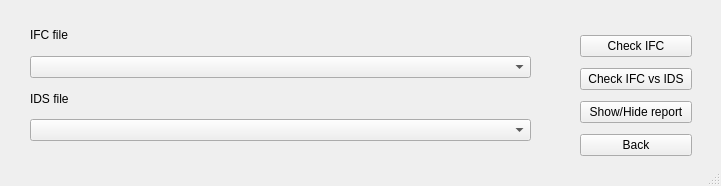
ivanfelipeib/Masterarbeit, file GUI_Windows/check.ui: the form before one commit.
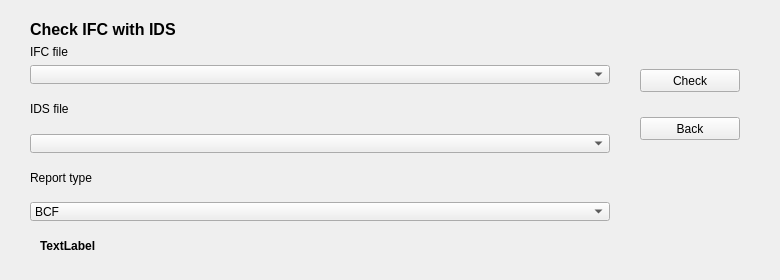
The form after the commit.

Commit message: Generate different kind of reports in Checkwindow / Hide combo Optionality in appli.Part

```diff
--- a/GUI_Windows/check.ui
+++ b/GUI_Windows/check.ui
@@ -6,10 +6,22 @@
    <rect>
     <x>0</x>
     <y>0</y>
-    <width>721</width>
-    <height>186</height>
+    <width>780</width>
+    <height>280</height>
    </rect>
   </property>
+  <property name="minimumSize">
+   <size>
+    <width>780</width>
+    <height>280</height>
+   </size>
+  </property>
+  <property name="maximumSize">
+   <size>
+    <width>780</width>
+    <height>280</height>
+   </size>
+  </property>
   <property name="windowTitle">
    <string>Compliance Check Window</string>
   </property>
@@ -19,13 +31,28 @@
      <rect>
       <x>30</x>
       <y>20</y>
-      <width>501</width>
-      <height>121</height>
+      <width>584</width>
+      <height>201</height>
      </rect>
     </property>
     <layout class="QVBoxLayout" name="verticalLayout_3">
      <item>
       <layout class="QVBoxLayout" name="verticalLayout_2">
+       <item>
+        <widget class="QLabel" name="label">
+         <property name="font">
+          <font>
+           <family>Arial</family>
+           <pointsize>12</pointsize>
+           <weight>75</weight>
+           <bold>true</bold>
+          </font>
+         </property>
+         <property name="text">
+          <string>Check IFC with IDS</string>
+         </property>
+        </widget>
+       </item>
        <item>
         <widget class="QLabel" name="lbl_ifc_title">
          <property name="text">
@@ -34,7 +61,26 @@
         </widget>
        </item>
        <item>
-        <widget class="QComboBox" name="comboBox_ifc"/>
+        <widget class="QComboBox" name="comboBox_ifc">
+         <property name="sizePolicy">
+          <sizepolicy hsizetype="Fixed" vsizetype="Fixed">
+           <horstretch>0</horstretch>
+           <verstretch>0</verstretch>
+          </sizepolicy>
+         </property>
+         <property name="minimumSize">
+          <size>
+           <width>580</width>
+           <height>19</height>
+          </size>
+         </property>
+         <property name="maximumSize">
+          <size>
+           <width>580</width>
+           <height>19</height>
+          </size>
+         </property>
+        </widget>
        </item>
       </layout>
      </item>
@@ -48,7 +94,79 @@
         </widget>
        </item>
        <item>
-        <widget class="QComboBox" name="comboBox_ids"/>
+        <widget class="QComboBox" name="comboBox_ids">
+         <property name="sizePolicy">
+          <sizepolicy hsizetype="Fixed" vsizetype="Fixed">
+           <horstretch>0</horstretch>
+           <verstretch>0</verstretch>
+          </sizepolicy>
+         </property>
+         <property name="minimumSize">
+          <size>
+           <width>580</width>
+           <height>19</height>
+          </size>
+         </property>
+         <property name="maximumSize">
+          <size>
+           <width>580</width>
+           <height>19</height>
+          </size>
+         </property>
+        </widget>
+       </item>
+      </layout>
+     </item>
+     <item>
+      <layout class="QVBoxLayout" name="verticalLayout_5">
+       <item>
+        <widget class="QLabel" name="lbl_ids_file_2">
+         <property name="text">
+          <string>Report type</string>
+         </property>
+        </widget>
+       </item>
+       <item>
+        <widget class="QComboBox" name="comboBox_report">
+         <property name="sizePolicy">
+          <sizepolicy hsizetype="Fixed" vsizetype="Fixed">
+           <horstretch>0</horstretch>
+           <verstretch>0</verstretch>
+          </sizepolicy>
+         </property>
+         <property name="minimumSize">
+          <size>
+           <width>580</width>
+           <height>19</height>
+          </size>
+         </property>
+         <property name="maximumSize">
+          <size>
+           <width>580</width>
+           <height>19</height>
+          </size>
+         </property>
+         <item>
+          <property name="text">
+           <string>BCF</string>
+          </property>
+         </item>
+         <item>
+          <property name="text">
+           <string>HTML</string>
+          </property>
+         </item>
+         <item>
+          <property name="text">
+           <string>ODS</string>
+          </property>
+         </item>
+         <item>
+          <property name="text">
+           <string>JSON</string>
+          </property>
+         </item>
+        </widget>
        </item>
       </layout>
      </item>
@@ -57,36 +175,58 @@
    <widget class="QWidget" name="layoutWidget">
     <property name="geometry">
      <rect>
-      <x>580</x>
-      <y>30</y>
-      <width>112</width>
-      <height>132</height>
+      <x>640</x>
+      <y>50</y>
+      <width>111</width>
+      <height>111</height>
      </rect>
     </property>
     <layout class="QVBoxLayout" name="verticalLayout_4">
      <item>
-      <widget class="QPushButton" name="btn_check_ifc">
-       <property name="text">
-        <string>Check IFC</string>
+      <widget class="QPushButton" name="btn_check">
+       <property name="sizePolicy">
+        <sizepolicy hsizetype="Fixed" vsizetype="Fixed">
+         <horstretch>0</horstretch>
+         <verstretch>0</verstretch>
+        </sizepolicy>
        </property>
-      </widget>
-     </item>
-     <item>
-      <widget class="QPushButton" name="btn_check_ifc_ids">
-       <property name="text">
-        <string>Check IFC vs IDS</string>
+       <property name="minimumSize">
+        <size>
+         <width>100</width>
+         <height>23</height>
+        </size>
        </property>
-      </widget>
-     </item>
-     <item>
-      <widget class="QPushButton" name="btn_report">
+       <property name="maximumSize">
+        <size>
+         <width>100</width>
+         <height>16777215</height>
+        </size>
+       </property>
        <property name="text">
-        <string>Show/Hide report</string>
+        <string>Check</string>
        </property>
       </widget>
      </item>
      <item>
       <widget class="QPushButton" name="btn_back">
+       <property name="sizePolicy">
+        <sizepolicy hsizetype="Fixed" vsizetype="Fixed">
+         <horstretch>0</horstretch>
+         <verstretch>0</verstretch>
+        </sizepolicy>
+       </property>
+       <property name="minimumSize">
+        <size>
+         <width>100</width>
+         <height>23</height>
+        </size>
+       </property>
+       <property name="maximumSize">
+        <size>
+         <width>100</width>
+         <height>23</height>
+        </size>
+       </property>
        <property name="text">
         <string>Back</string>
        </property>
@@ -94,8 +234,39 @@
      </item>
     </layout>
    </widget>
+   <widget class="QLabel" name="lbl_notification">
+    <property name="geometry">
+     <rect>
+      <x>40</x>
+      <y>230</y>
+      <width>711</width>
+      <height>31</height>
+     </rect>
+    </property>
+    <property name="sizePolicy">
+     <sizepolicy hsizetype="Expanding" vsizetype="Fixed">
+      <horstretch>0</horstretch>
+      <verstretch>0</verstretch>
+     </sizepolicy>
+    </property>
+    <property name="minimumSize">
+     <size>
+      <width>0</width>
+      <height>0</height>
+     </size>
+    </property>
+    <property name="font">
+     <font>
+      <family>Arial</family>
+      <weight>75</weight>
+      <bold>true</bold>
+     </font>
+    </property>
+    <property name="text">
+     <string>TextLabel</string>
+    </property>
+   </widget>
   </widget>
-  <widget class="QStatusBar" name="statusbar"/>
  </widget>
  <resources/>
  <connections/>
```
The commit also changes 5 other files.
